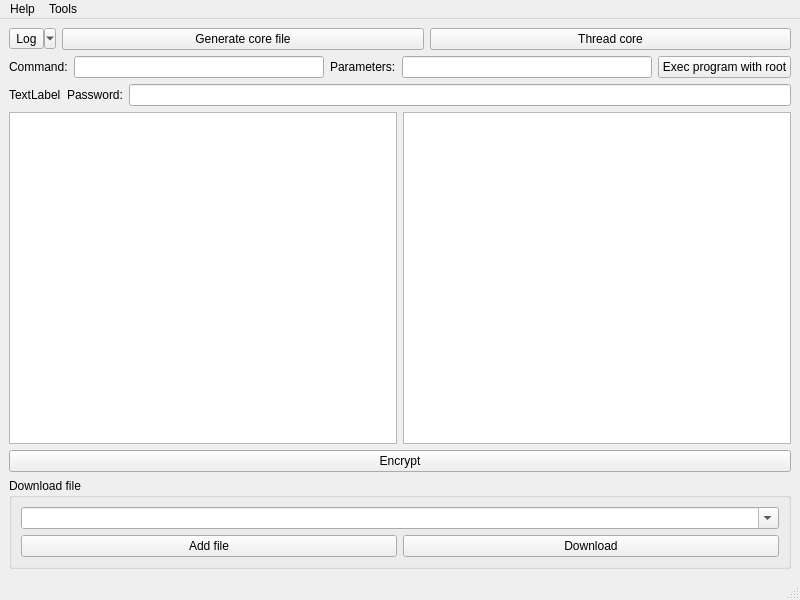
The window that App/MainWindow.ui (KangLin/RabbitCommon) describes before a commit, drawn with Qt 5.
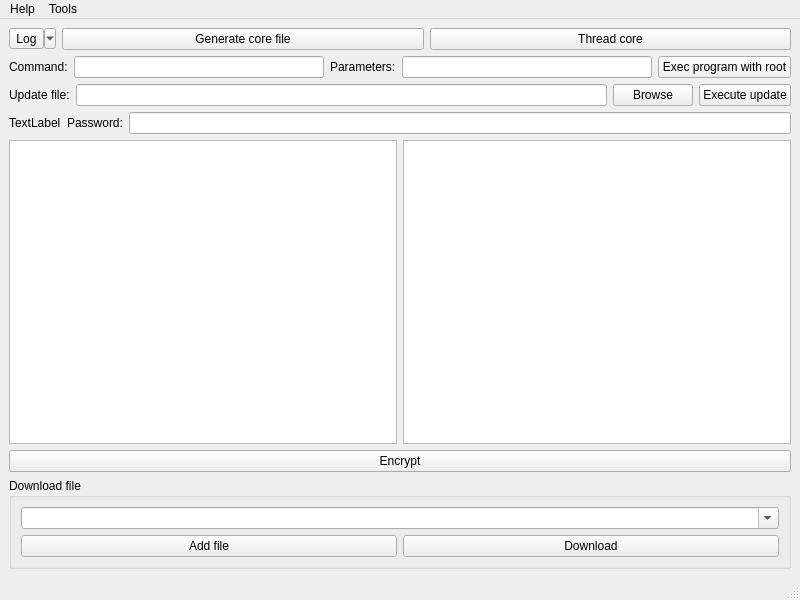
The same window after the commit. Icons and pictures are not drawn.

The edit to the form file:
```diff
--- a/App/MainWindow.ui
+++ b/App/MainWindow.ui
@@ -37,16 +37,16 @@
          <string>Log</string>
         </property>
         <property name="popupMode">
-         <enum>QToolButton::MenuButtonPopup</enum>
+         <enum>QToolButton::ToolButtonPopupMode::MenuButtonPopup</enum>
         </property>
         <property name="toolButtonStyle">
-         <enum>Qt::ToolButtonIconOnly</enum>
+         <enum>Qt::ToolButtonStyle::ToolButtonIconOnly</enum>
         </property>
         <property name="autoRaise">
          <bool>false</bool>
         </property>
         <property name="arrowType">
-         <enum>Qt::NoArrow</enum>
+         <enum>Qt::ArrowType::NoArrow</enum>
         </property>
        </widget>
       </item>
@@ -84,6 +84,34 @@
      </layout>
     </item>
     <item row="2" column="0">
+     <layout class="QHBoxLayout" name="horizontalLayout_6">
+      <item>
+       <widget class="QLabel" name="label_5">
+        <property name="text">
+         <string>Update file:</string>
+        </property>
+       </widget>
+      </item>
+      <item>
+       <widget class="QLineEdit" name="leUpdateFIle"/>
+      </item>
+      <item>
+       <widget class="QPushButton" name="pbUpdateBrowse">
+        <property name="text">
+         <string>Browse</string>
+        </property>
+       </widget>
+      </item>
+      <item>
+       <widget class="QPushButton" name="pbExecuteUpdate">
+        <property name="text">
+         <string>Execute update</string>
+        </property>
+       </widget>
+      </item>
+     </layout>
+    </item>
+    <item row="3" column="0">
      <layout class="QVBoxLayout" name="verticalLayout">
       <item>
        <layout class="QHBoxLayout" name="horizontalLayout_3">
@@ -129,7 +157,7 @@
       </item>
      </layout>
     </item>
-    <item row="3" column="0">
+    <item row="4" column="0">
      <widget class="QGroupBox" name="groupBox">
       <property name="title">
        <string>Download file</string>
```
